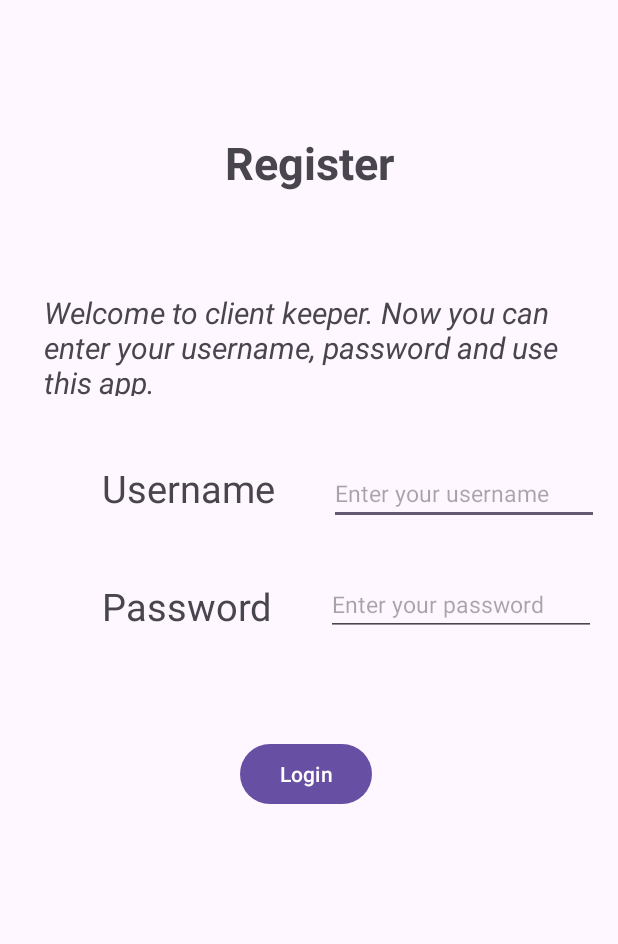
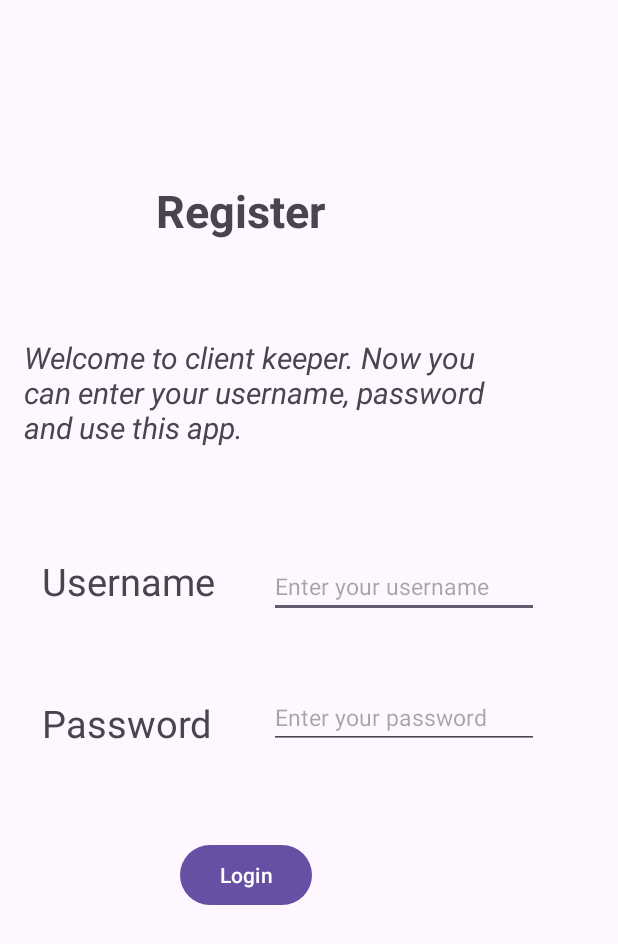
Before and after one commit to TharushiSamindara/ClientKeeper, an Android app: the SignInActivity screen opened directly, with no data from a screen before it, on a phone screen of 412 x 824 dp. Shown: the top 944 px of the screen. Run offline under Robolectric (Android 15) with nearby library versions, the phone set to English and light mode, and no system bars.

Commit message:
SignIn Files

```diff
--- a/app/src/main/res/layout/activity_sign_in.xml
+++ b/app/src/main/res/layout/activity_sign_in.xml
@@ -11,8 +11,8 @@
         android:id="@+id/textView5"
         android:layout_width="wrap_content"
         android:layout_height="wrap_content"
-        android:layout_marginStart="150dp"
-        android:layout_marginTop="88dp"
+        android:layout_marginStart="104dp"
+        android:layout_marginTop="120dp"
         android:text="Register"
         android:textSize="30dp"
         android:textStyle="bold"
@@ -21,10 +21,10 @@
 
     <TextView
         android:id="@+id/textView6"
-        android:layout_width="353dp"
-        android:layout_height="69dp"
-        android:layout_marginStart="29dp"
-        android:layout_marginTop="66dp"
+        android:layout_width="317dp"
+        android:layout_height="101dp"
+        android:layout_marginStart="16dp"
+        android:layout_marginTop="64dp"
         android:text="Welcome to client keeper. Now you can enter your username, password and use this app."
         android:textSize="20dp"
         android:textStyle="italic"
@@ -35,7 +35,7 @@
         android:id="@+id/textView2"
         android:layout_width="wrap_content"
         android:layout_height="wrap_content"
-        android:layout_marginStart="68dp"
+        android:layout_marginStart="28dp"
         android:layout_marginTop="44dp"
         android:text="Username"
         android:textSize="25dp"
@@ -59,8 +59,8 @@
         android:id="@+id/editTextPassword"
         android:layout_width="wrap_content"
         android:layout_height="wrap_content"
-        android:layout_marginStart="36dp"
-        android:layout_marginTop="32dp"
+        android:layout_marginStart="38dp"
+        android:layout_marginTop="45dp"
         android:ems="10"
         android:hint="Enter your password"
         android:inputType="text"
@@ -72,8 +72,8 @@
         android:id="@+id/btnRegisterLogin"
         android:layout_width="wrap_content"
         android:layout_height="wrap_content"
-        android:layout_marginStart="160dp"
-        android:layout_marginTop="68dp"
+        android:layout_marginStart="120dp"
+        android:layout_marginTop="60dp"
         android:text="Login"
         app:layout_constraintStart_toStartOf="parent"
         app:layout_constraintTop_toBottomOf="@+id/editTextPassword" />
@@ -82,8 +82,8 @@
         android:id="@+id/textView3"
         android:layout_width="wrap_content"
         android:layout_height="wrap_content"
-        android:layout_marginStart="68dp"
-        android:layout_marginTop="44dp"
+        android:layout_marginStart="28dp"
+        android:layout_marginTop="60dp"
         android:text="Password"
         android:textSize="25dp"
         app:layout_constraintStart_toStartOf="parent"
```
Also changed, not shown: 1 other file.
